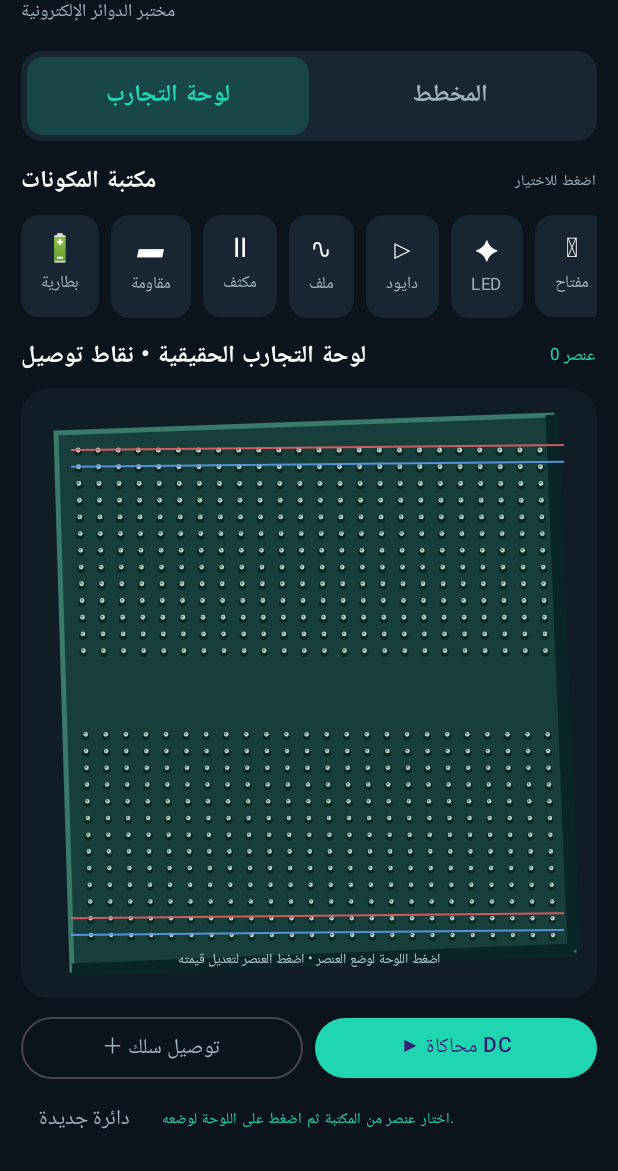
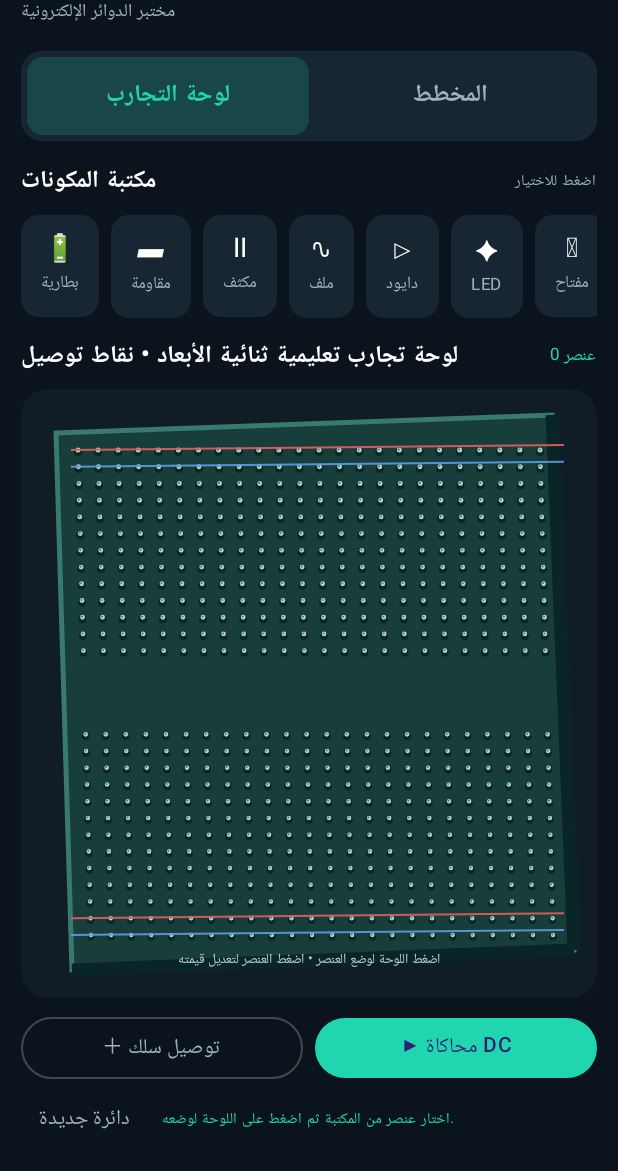
Before and after one commit to gogmail73-collab/CircuitLab, an Android app built with Jetpack Compose: the screen it shows after launch (MainActivity), on a phone screen of 412 x 824 dp, the part 65-1236 px from its top. Run offline under Robolectric (Android 15) with nearby library versions, the phone set to English and light mode, and no system bars.

Commit message:
Clarify 2D educational board and solver scope

```diff
--- a/app/src/main/java/com/circuitlab/app/MainActivity.kt
+++ b/app/src/main/java/com/circuitlab/app/MainActivity.kt
@@ -96,7 +96,7 @@ fun CircuitLabApp() {
             }
             Spacer(Modifier.height(12.dp))
             Row(verticalAlignment = Alignment.CenterVertically) {
-                Text(if (mode == "breadboard") "لوحة التجارب الحقيقية • نقاط توصيل" else "مخطط الدائرة • التوصيلات", color = Color.White, fontWeight = FontWeight.Bold, modifier = Modifier.weight(1f))
+                Text(if (mode == "breadboard") "لوحة تجارب تعليمية ثنائية الأبعاد • نقاط توصيل" else "مخطط الدائرة • التوصيلات", color = Color.White, fontWeight = FontWeight.Bold, modifier = Modifier.weight(1f))
                 Text("${project.components.size} عنصر", color = Mint, fontSize = 11.sp)
             }
             Spacer(Modifier.height(7.dp))
```
